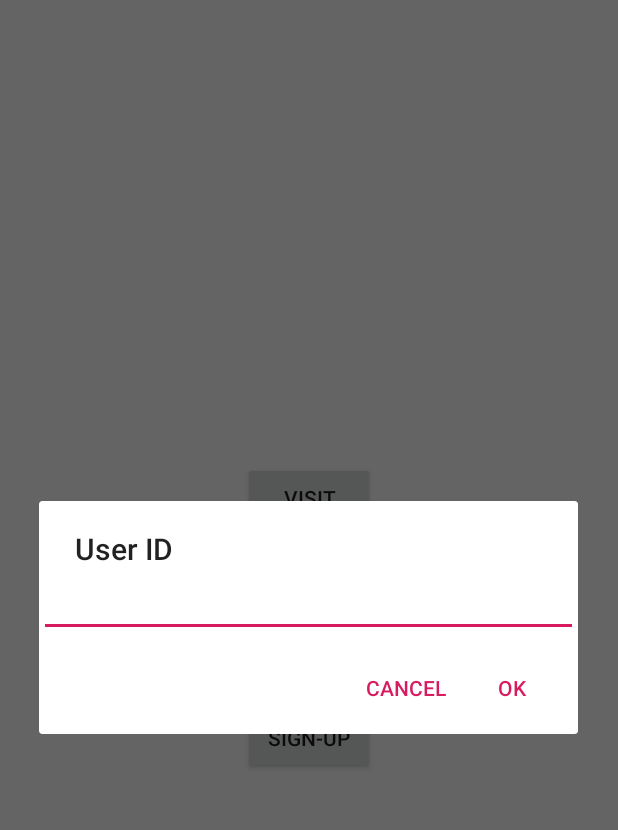
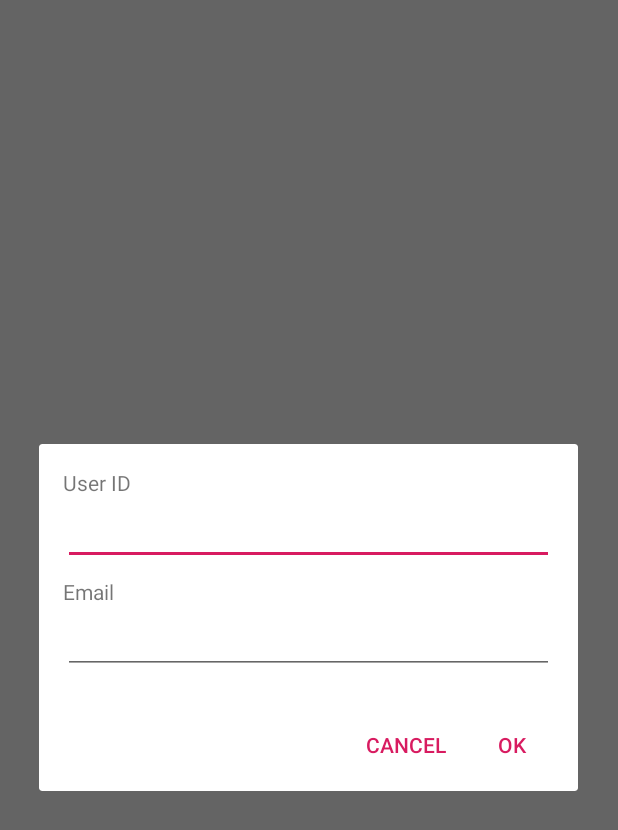
Before and after one commit to tutoruniverse/giap_android, an Android app: the screen it shows after launch (MainActivity), after a tap on "SIGN-UP", on a phone screen of 412 x 824 dp. Shown: the top 830 px of the screen. Run offline under Robolectric (Android 15) with nearby library versions, the phone set to English and light mode, and no system bars; our stand-ins replace Volley.

Commit message:
feat: Add sign up dialog

```diff
--- a/example/src/main/java/ai/gotit/giap_android/MainActivity.java
+++ b/example/src/main/java/ai/gotit/giap_android/MainActivity.java
@@ -58,11 +58,19 @@ public class MainActivity extends AppCompatActivity {
         signUpButton.setOnClickListener(new View.OnClickListener() {
             @Override
             public void onClick(View v) {
-                showTextInputDialog(InputType.TYPE_CLASS_TEXT, "User ID", new OnSubmitDialogListener() {
+                showSignUpDialog(new SignUpDialogFragment.OnSubmitListener() {
                     @Override
-                    public void onSubmit(String text) {
-                        giap.alias(text);
-                        setAuthState(true);
+                    public void onSubmit(String userId, String email) {
+                        try {
+                            JSONObject props = new JSONObject();
+                            props.put("email", email);
+                            giap.track("Sign Up", props);
+                            giap.alias(userId);
+                            giap.updateProfile(props);
+                            setAuthState(true);
+                        } catch (JSONException e) {
+                            e.printStackTrace();
+                        }
                     }
                 });
             }
@@ -179,6 +187,12 @@ public class MainActivity extends AppCompatActivity {
         builder.show();
     }
 
+    private void showSignUpDialog(SignUpDialogFragment.OnSubmitListener onSubmitListener) {
+        SignUpDialogFragment dialog = new SignUpDialogFragment();
+        dialog.setOnSubmitListener(onSubmitListener);
+        dialog.show(getSupportFragmentManager(), "sign_up_dialog");
+    }
+
     interface OnSubmitDialogListener {
         void onSubmit(String text);
     }
--- /dev/null
+++ b/example/src/main/java/ai/gotit/giap_android/SignUpDialogFragment.java
@@ -0,0 +1,60 @@
+package ai.gotit.giap_android;
+
+import android.app.AlertDialog;
+import android.app.Dialog;
+import android.content.DialogInterface;
+import android.os.Bundle;
+import android.view.LayoutInflater;
+import android.view.View;
+import android.widget.EditText;
+
+import androidx.annotation.NonNull;
+import androidx.annotation.Nullable;
+import androidx.fragment.app.DialogFragment;
+
+public class SignUpDialogFragment extends DialogFragment {
+
+    public interface OnSubmitListener {
+        void onSubmit(String userId, String email);
+    }
+
+    private OnSubmitListener onSubmitListener;
+
+    @NonNull
+    @Override
+    public Dialog onCreateDialog(@Nullable Bundle savedInstanceState) {
+        LayoutInflater inflater = requireActivity().getLayoutInflater();
+        View root = inflater.inflate(R.layout.dialog_sign_up, null);
+
+        final EditText userIdInput = root.findViewById(R.id.user_id_input);
+        final EditText emailInput = root.findViewById(R.id.email_input);
+
+        AlertDialog.Builder builder = new AlertDialog.Builder(getActivity());
+
+        return builder.setView(root)
+                .setPositiveButton(
+                        "OK",
+                        new DialogInterface.OnClickListener() {
+                            @Override
+                            public void onClick(DialogInterface dialog, int which) {
+                                dialog.cancel();
+                                onSubmitListener.onSubmit(userIdInput.getText().toString(), emailInput.getText().toString());
+                            }
+                        }
+                )
+                .setNegativeButton(
+                        "Cancel",
+                        new DialogInterface.OnClickListener() {
+                            @Override
+                            public void onClick(DialogInterface dialog, int which) {
+                                dialog.cancel();
+                            }
+                        }
+                )
+                .create();
+    }
+
+    public void setOnSubmitListener(OnSubmitListener onSubmitListener) {
+        this.onSubmitListener = onSubmitListener;
+    }
+}
--- /dev/null
+++ b/example/src/main/res/layout/dialog_sign_up.xml
@@ -0,0 +1,30 @@
+<?xml version="1.0" encoding="utf-8"?>
+<LinearLayout xmlns:android="http://schemas.android.com/apk/res/android"
+    android:layout_width="match_parent"
+    android:layout_height="match_parent"
+    android:orientation="vertical"
+    android:padding="16dp">
+
+    <TextView
+        android:layout_width="wrap_content"
+        android:layout_height="wrap_content"
+        android:text="User ID" />
+
+    <EditText
+        android:id="@+id/user_id_input"
+        android:layout_width="match_parent"
+        android:layout_height="wrap_content"
+        android:inputType="number" />
+
+    <TextView
+        android:layout_width="wrap_content"
+        android:layout_height="wrap_content"
+        android:layout_marginTop="8dp"
+        android:text="Email" />
+
+    <EditText
+        android:id="@+id/email_input"
+        android:layout_width="match_parent"
+        android:layout_height="wrap_content"
+        android:inputType="textEmailAddress" />
+</LinearLayout>
```
